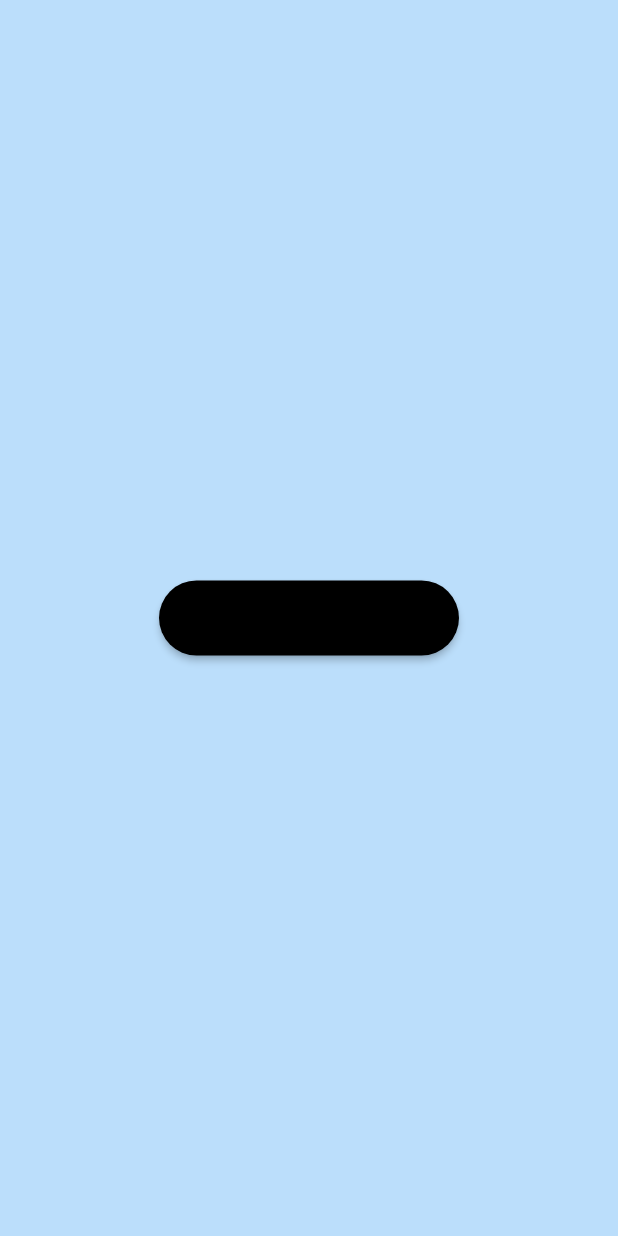
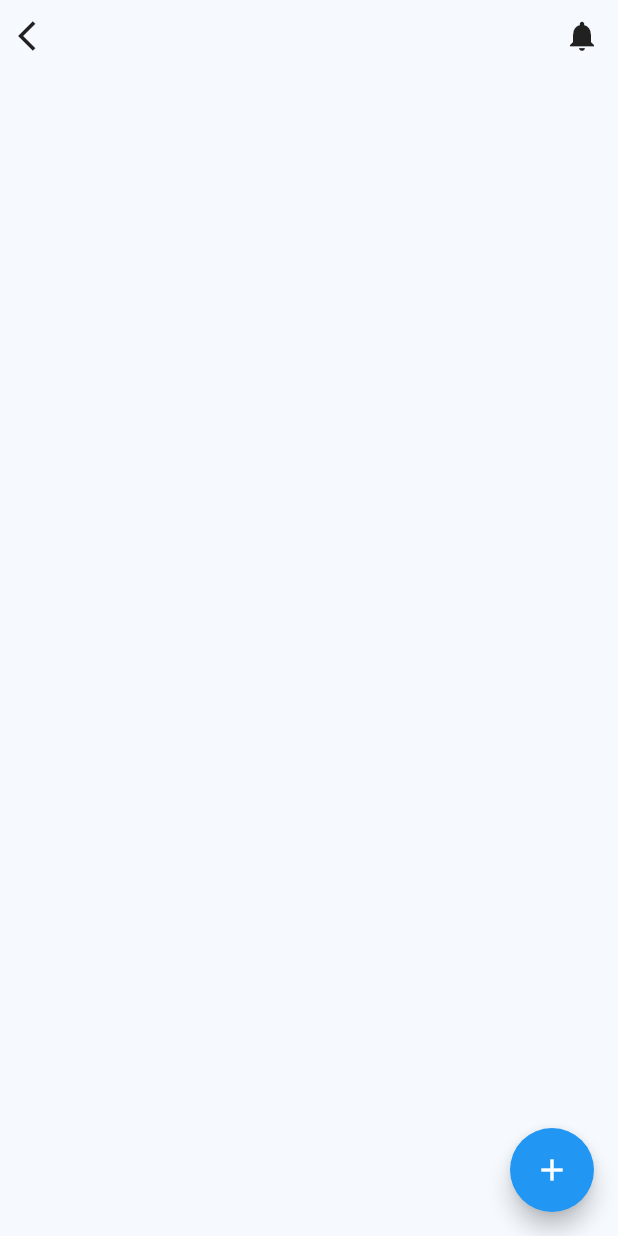
Before and after one commit to kevin2-cyber/scrivania, a Flutter app: the screen it shows after launch, after a tap on "Get Started", on a phone screen of 412 x 824 dp. Run offline on Flutter 3.47's test engine with Material 2 defaults, Android fonts, the phone set to English and light mode, and no system bars; our stand-ins replace google_fonts.

Commit message:
added a constants page

```diff
--- /dev/null
+++ b/lib/constants.dart
@@ -0,0 +1,7 @@
+import 'package:flutter/material.dart';
+
+const backgroundColor = Color(0xFFF6FAFF);
+
+final themeData = ThemeData.light().copyWith(
+scaffoldBackgroundColor: backgroundColor,
+);
--- a/lib/home_screen.dart
+++ b/lib/home_screen.dart
@@ -1,6 +1,7 @@
 import 'dart:ui';
 
 import 'package:flutter/material.dart';
+import 'package:google_fonts/google_fonts.dart';
 import 'package:to_do_app/welcome.dart';
 
 class Home extends StatelessWidget {
@@ -23,20 +24,24 @@ class Home extends StatelessWidget {
           child: Column(
             mainAxisAlignment: MainAxisAlignment.center,
             children: <Widget>[
-              const Text(
+              Text(
                 'Note It',
-                style: TextStyle(
+                style: GoogleFonts.poppins(
+                  textStyle: const TextStyle(
                     color: Colors.black,
                     fontSize: 60.0,
                     fontWeight: FontWeight.w800,
                   ),
                 ),
-              const Text(
+              ),
+              Text(
                 'A SAMPLE TO DO APPLICATION',
-                style: TextStyle(
+                style: GoogleFonts.poppins(
+                  textStyle: const TextStyle(
                     color: Colors.black,
                     fontSize: 20.0,
                     fontWeight: FontWeight.w800,
+                  ),
                 ),
               ),
               const SizedBox(
@@ -52,7 +57,10 @@ class Home extends StatelessWidget {
                 },
                 shape: const StadiumBorder(),
                 color: Colors.red,
-                child: const Text('Get Started'),
+                child: Text(
+                    'Get Started',
+                  style: GoogleFonts.poppins(),
+                ),
               ),
             ],
           ),
--- a/lib/main.dart
+++ b/lib/main.dart
@@ -1,4 +1,5 @@
 import 'package:flutter/material.dart';
+import 'package:to_do_app/constants.dart';
 
 import 'home_screen.dart';
 
@@ -11,7 +12,7 @@ class MyApp extends StatelessWidget {
   Widget build(BuildContext context) {
     return MaterialApp(
       debugShowCheckedModeBanner: false,
-      theme: ThemeData.dark(),
+      theme: themeData,
       home: const Home(),
     );
   }
--- a/lib/welcome.dart
+++ b/lib/welcome.dart
@@ -1,4 +1,6 @@
 import 'package:flutter/material.dart';
+import 'package:to_do_app/constants.dart';
+// import 'package:google_fonts/google_fonts.dart';
 
 class Welcome extends StatelessWidget {
   const Welcome({Key? key}) : super(key: key);
@@ -9,22 +11,40 @@ class Welcome extends StatelessWidget {
       body: Container(
         height: MediaQuery.of(context).size.height,
         width: MediaQuery.of(context).size.width,
-        color: Colors.blue.shade100,
+        color: backgroundColor,
         child: Column(
-          mainAxisAlignment: MainAxisAlignment.center,
           children: <Widget>[
-            MaterialButton(
-              onPressed: (){
-                Navigator.pop(
-                  context,
-                );
-              },
-              height: 50.0,
-              minWidth: 200.0,
-              color: Colors.black,
-              shape: const StadiumBorder(),
+            Row(
+              mainAxisAlignment: MainAxisAlignment.spaceBetween,
+              children: <Widget>[
+                Container(
+                  child: IconButton(
+                    onPressed: (){
+                      Navigator.pop(context);
+                    },
+                    icon: const Icon(
+                      Icons.arrow_back_ios,
+                    ),
+                  ),
+                ),
+                Container(
+                  child: IconButton(
+                    onPressed: (){},
+                    icon: const Icon(
+                      Icons.notifications,
+                    ),
+                  ),
+                ),
+              ],
             ),
           ],
+        ),
+      ),
+      floatingActionButton: FloatingActionButton(
+        onPressed: (){},
+        tooltip: 'Add To do',
+        child: const Icon(
+          Icons.add,
         ),
       ),
     );
```
Also changed, not shown: pubspec.lock. Lines whose indentation alone changed are shown as unchanged.
